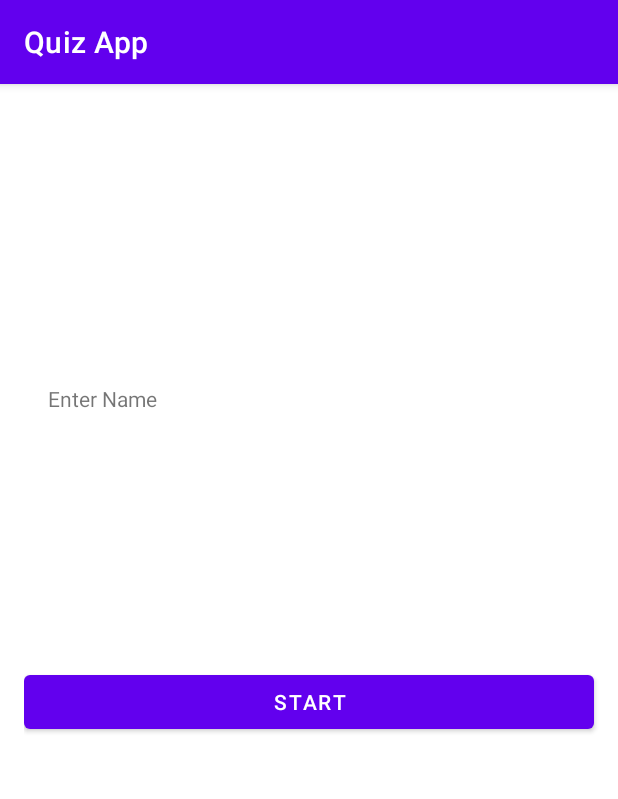
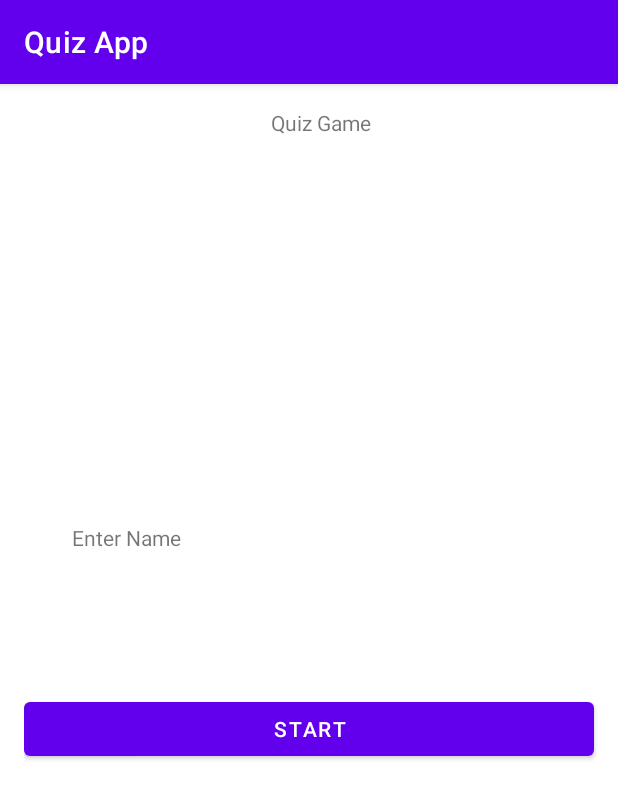
Before and after one commit to fahimfaisal/Quiz-Game, an Android app: the screen it shows after launch (MainActivity), on a phone screen of 412 x 824 dp. Shown: the top 799 px of the screen. Run offline under Robolectric (Android 15) with nearby library versions, the phone set to English and light mode, and no system bars.

Commit message:
Head added

```diff
--- a/app/src/main/res/layout/activity_main.xml
+++ b/app/src/main/res/layout/activity_main.xml
@@ -7,16 +7,42 @@
     android:orientation="vertical"
     tools:context=".MainActivity">
 
+
     <LinearLayout
         android:layout_width="match_parent"
         android:layout_height="wrap_content"
         android:layout_marginLeft="16dp"
+        android:layout_weight="1"
+
+        android:orientation="vertical"
+        android:backgroundTint="#FFFFFF"
+        >
+
+
+        <TextView
+            android:id="@+id/quiz"
+            android:layout_width="wrap_content"
+            android:layout_height="0dp"
+            android:layout_marginLeft="16dp"
+            android:layout_weight="1"
             android:layout_marginTop="16dp"
+            android:layout_gravity="center"
+            android:layout_marginRight="16dp"
+
+            android:text="Quiz Game"
+            />
+
+
+
+            <LinearLayout
+            android:layout_width="match_parent"
+            android:layout_height="wrap_content"
+            android:layout_marginLeft="16dp"
             android:layout_weight="1"
+
             android:orientation="horizontal"
             android:backgroundTint="#FFFFFF"
             >
-
             <TextView
                 android:id="@+id/enter_name"
                 android:layout_width="0dp"
@@ -24,8 +50,9 @@
                 android:layout_marginLeft="16dp"
                 android:layout_weight="1"
                 android:layout_marginTop="16dp"
+                android:layout_gravity="center_vertical"
                 android:layout_marginRight="16dp"
-            android:layout_gravity="center_vertical"
+
                 android:text="Enter Name"
                 />
             <EditText
@@ -39,12 +66,17 @@
                 android:background="@color/white"
                 android:layout_gravity="center_vertical"
                 android:inputType="text"/>
+
     </LinearLayout>
+</LinearLayout>
+
+
+
     <LinearLayout
         android:layout_width="match_parent"
         android:layout_height="wrap_content"
         android:layout_marginLeft="16dp"
-        android:layout_marginBottom="16dp"
+
         android:layout_weight="1"
         android:layout_gravity="center_vertical"
         android:backgroundTint="#FFFFFF"
```
Lines whose indentation alone changed are shown as unchanged.
